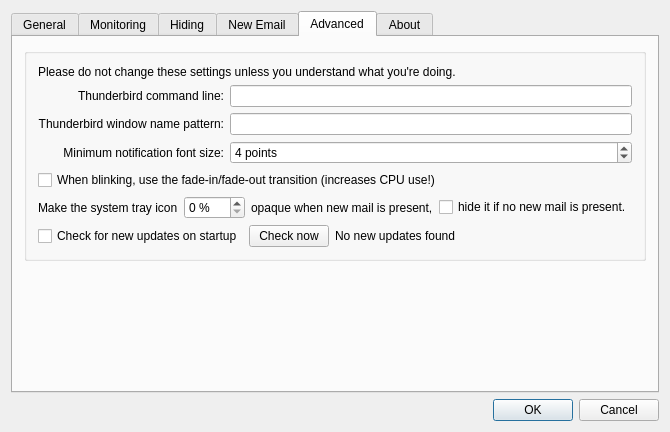
Old version of the form src/dialogsettings.ui in the repository gyunaev/birdtray.
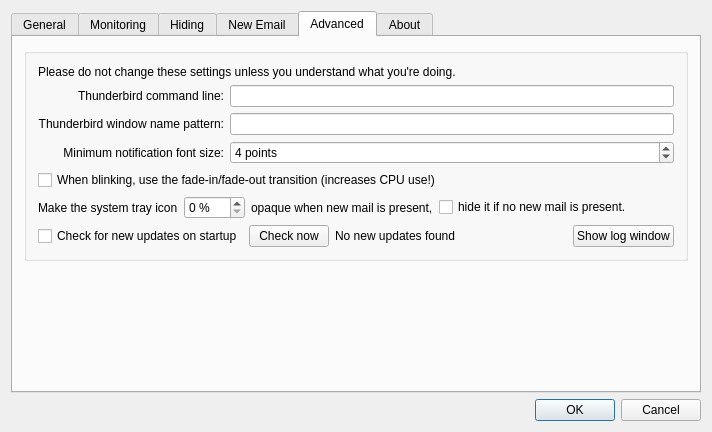
New version of the form. The open tabs and pages were chosen to show the change. Icons and pictures are not drawn. Custom widgets are drawn as their Qt base class.

Commit message: Added a dedicated log output window which could be enabled in Settings -> Advanced -> Show Log window. Keeps track of last 500 log lines, and fills the log window up, assuring the user has access to historic entries. At fatal() call writes the log into the log.txt file before exiting.

Diff of the .ui file:
```diff
--- a/src/dialogsettings.ui
+++ b/src/dialogsettings.ui
@@ -6,7 +6,7 @@
    <rect>
     <x>0</x>
     <y>0</y>
-    <width>615</width>
+    <width>712</width>
     <height>432</height>
    </rect>
   </property>
@@ -935,6 +935,13 @@
               </property>
              </spacer>
             </item>
+            <item>
+             <widget class="QPushButton" name="btnShowLogWindow">
+              <property name="text">
+               <string>Show log window</string>
+              </property>
+             </widget>
+            </item>
            </layout>
           </item>
          </layout>
```
Left out of the diff: 9 changed lines with no effect on the pictures. The commit also changes 21 other files.
